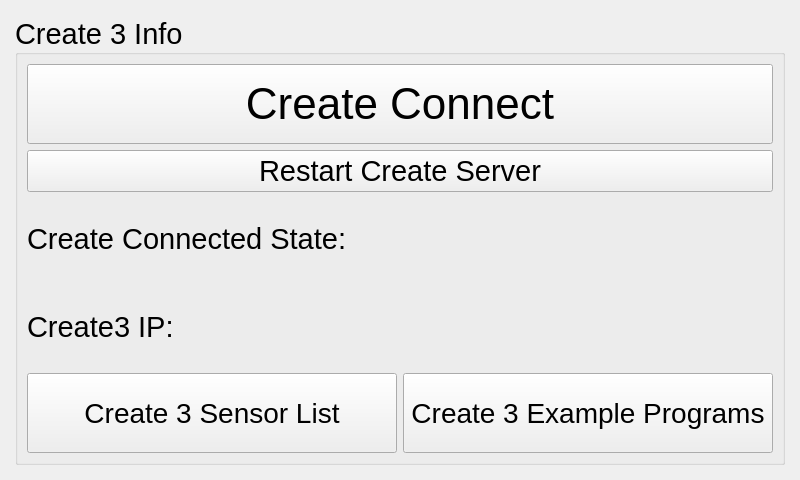
Before: the Qt Designer form ui/Create3Widget.ui in kipr/botui, drawn with Qt 5.
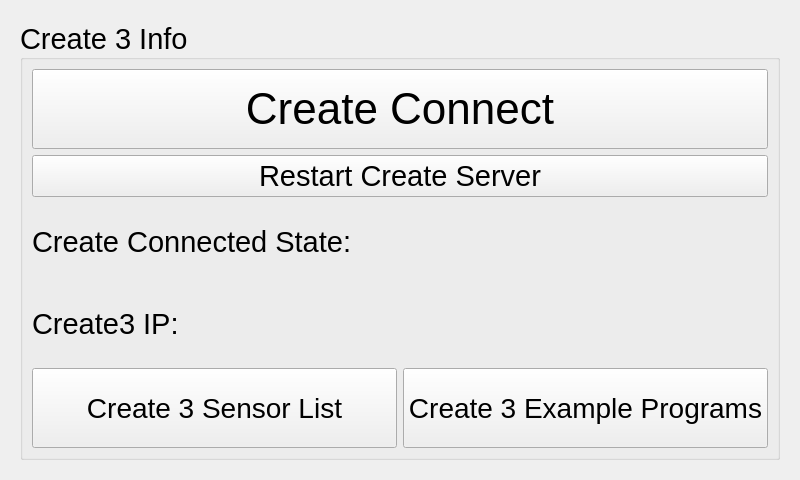
After: the same form once the commit is applied. Custom widgets are drawn as their Qt base class.

Commit message: Used different process to get Create3 IP, changed layout in Create3Widget

What changed in the file:
```diff
--- a/ui/Create3Widget.ui
+++ b/ui/Create3Widget.ui
@@ -13,10 +13,7 @@
   <property name="windowTitle">
    <string>Create 3</string>
   </property>
-  <layout class="QVBoxLayout" name="verticalLayout" stretch="0">
-   <property name="margin" stdset="0">
-    <number>6</number>
-   </property>
+  <layout class="QVBoxLayout" name="verticalLayout">
    <item>
     <widget class="PlotWidget" name="plot" native="true">
      <property name="font">
@@ -89,7 +86,7 @@
               <string/>
              </property>
              <property name="alignment">
-              <set>Qt::AlignRight|Qt::AlignTrailing|Qt::AlignVCenter</set>
+              <set>Qt::AlignLeading|Qt::AlignLeft|Qt::AlignVCenter</set>
              </property>
             </widget>
            </item>
@@ -99,6 +96,12 @@
           <layout class="QHBoxLayout" name="IPHorizontal">
            <item>
             <widget class="QLabel" name="create3IPLabel">
+             <property name="maximumSize">
+              <size>
+               <width>200</width>
+               <height>16777215</height>
+              </size>
+             </property>
              <property name="font">
               <font>
                <pointsize>22</pointsize>
@@ -126,7 +129,7 @@
               <string/>
              </property>
              <property name="alignment">
-              <set>Qt::AlignRight|Qt::AlignTrailing|Qt::AlignVCenter</set>
+              <set>Qt::AlignLeading|Qt::AlignLeft|Qt::AlignVCenter</set>
              </property>
             </widget>
            </item>
```
The commit also changes 1 other file.
